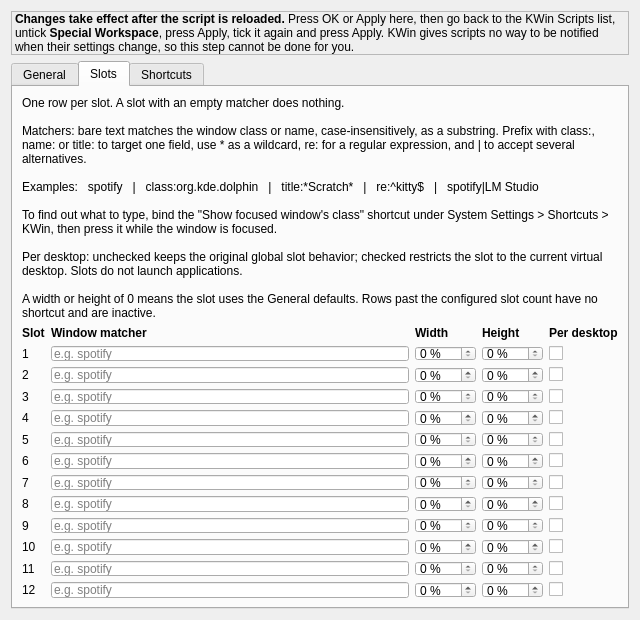
This is contents/ui/config.ui in Qehbr/kde-special-workspace as Qt 5 draws it before an edit. The edited form follows.
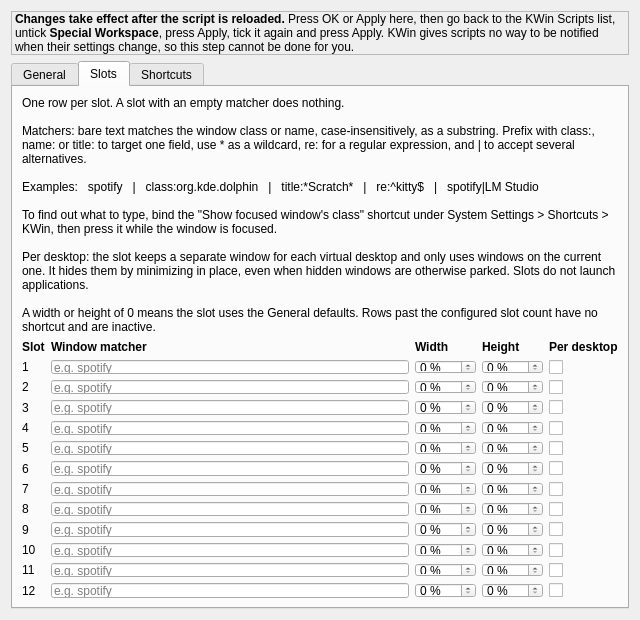
This is the edited form. The open tabs and pages were chosen to show the change. Icons and pictures are not drawn.

Commit message: Per-desktop slots: minimize in place instead of parking

Patch:
```diff
--- a/contents/ui/config.ui
+++ b/contents/ui/config.ui
@@ -68,7 +68,7 @@
 
 To find out what to type, bind the &quot;Show focused window's class&quot; shortcut under System Settings &gt; Shortcuts &gt; KWin, then press it while the window is focused.
 
-Per desktop: unchecked keeps the original global slot behavior; checked restricts the slot to the current virtual desktop. Slots do not launch applications.
+Per desktop: the slot keeps a separate window for each virtual desktop and only uses windows on the current one. It hides them by minimizing in place, even when hidden windows are otherwise parked. Slots do not launch applications.
 
 A width or height of 0 means the slot uses the General defaults. Rows past the configured slot count have no shortcut and are inactive.</string></property>
         <property name="wordWrap"><bool>true</bool></property></widget></item>
```
The commit also changes 4 other files.
